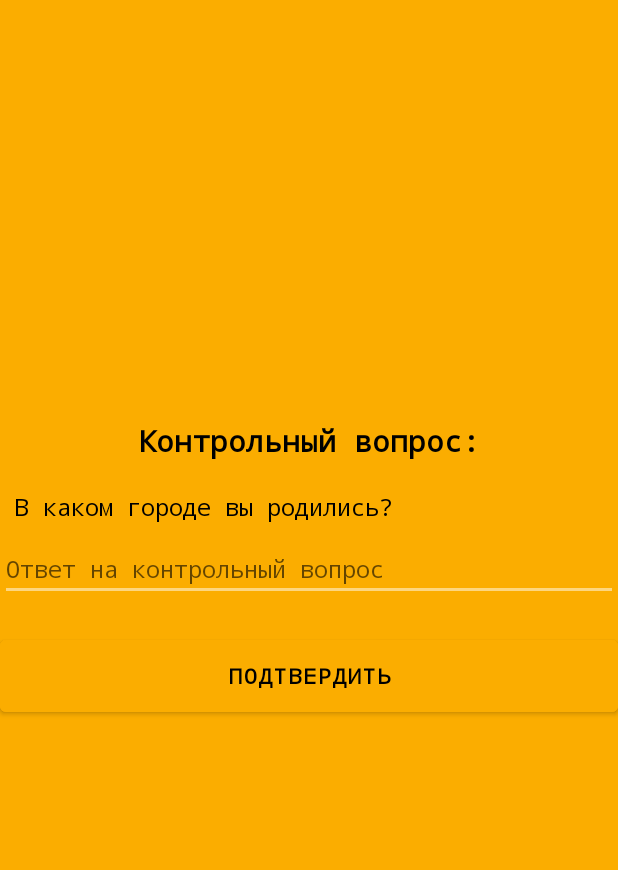
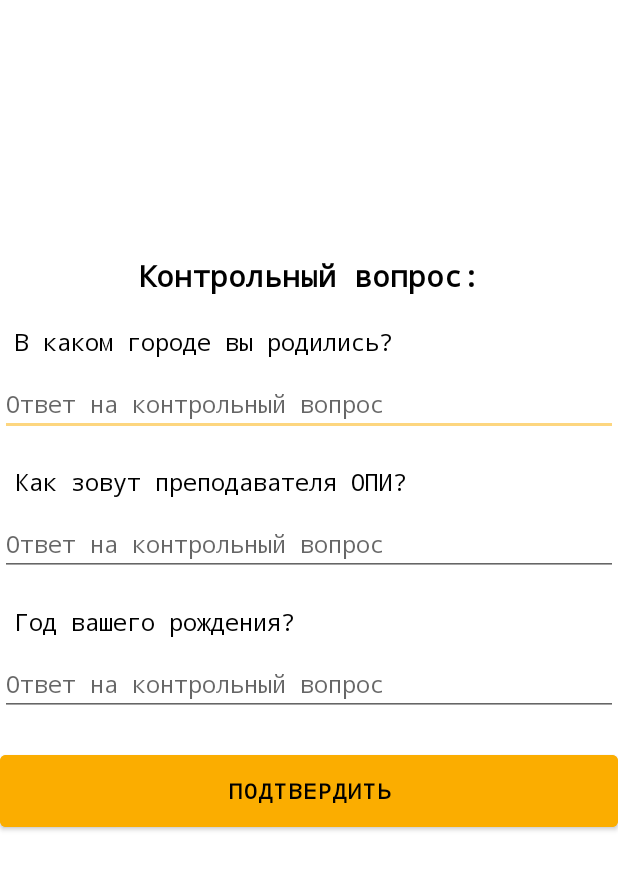
Before and after one commit to dumonten/FinancePRO, an Android app: the CheckAns screen opened directly, with no data from a screen before it, after a tap on "ПОДТВЕРДИТЬ", on a phone screen of 412 x 824 dp. Shown: the top 870 px of the screen. Run offline under Robolectric (Android 15) with nearby library versions, the phone set to English and light mode, and no system bars.

Commit message:
Changing of control questions

```diff
--- a/app/build.gradle
+++ b/app/build.gradle
@@ -5,11 +5,6 @@ plugins {
 android {
     compileSdkVersion 30
     buildToolsVersion '30.0.3'
-    testOptions {
-        unitTests {
-            includeAndroidResources = true
-        }
-    }
 
     defaultConfig {
         applicationId "com.example.anotherversion"
@@ -34,7 +29,6 @@ android {
 }
 
 dependencies {
-    testImplementation 'org.robolectric:robolectric:4.6'
     implementation 'androidx.appcompat:appcompat:1.3.1'
     implementation 'com.google.android.material:material:1.4.0'
     implementation 'androidx.constraintlayout:constraintlayout:2.1.1'
--- a/app/src/main/java/com/example/anotherversion/CheckAns.java
+++ b/app/src/main/java/com/example/anotherversion/CheckAns.java
@@ -12,36 +12,60 @@ import android.widget.TextView;
 import android.widget.Toast;
 
 public class CheckAns extends AppCompatActivity implements View.OnClickListener {
-    private TextView quest;
+    private TextView quest1,quest2,quest3;
     private Button btnNext;
-    private EditText etAns;
+    private EditText etAns1,etAns2,etAns3;
     private DbHelper db;
+    boolean ans1,ans2,ans3;
     @Override
     protected void onCreate(Bundle savedInstanceState) {
         super.onCreate(savedInstanceState);
         setContentView(R.layout.activity_check_ans);
-        quest = (TextView) findViewById(R.id.quest);
-        etAns = (EditText)findViewById(R.id.etAns);
+        ans1= false; ans2=false; ans3 = false;
+        quest1 = (TextView) findViewById(R.id.quest1);
+        quest2 = (TextView) findViewById(R.id.quest2);
+        quest3 = (TextView) findViewById(R.id.quest3);
+        etAns1 = (EditText)findViewById(R.id.etAns1);
+        etAns2 = (EditText)findViewById(R.id.etAns2);
+        etAns3 = (EditText)findViewById(R.id.etAns3);
         btnNext = (Button)findViewById(R.id.btnNext);
         db = new DbHelper(this);
         btnNext.setOnClickListener(this);
     }
 
-    private void check(){
-        String ans = etAns.getText().toString();
-        String ques = quest.getText().toString();
+    private void check1(){
+        String ans = etAns1.getText().toString();
 
-        if(db.getAnswers(ques,ans)){
-            Intent intent = new Intent(getApplicationContext(), CreatePassword.class);
-            startActivity(intent);
-            finish();
-        }else{
-            Toast.makeText(getApplicationContext(), "Ответ неверный! \nПопробуйте еще раз!",Toast.LENGTH_SHORT).show();
+        if(db.getAnswers(ans)) {
+            ans1 = true;
+        }
+    }
+    private void check2(){
+        String ans = etAns2.getText().toString();
+
+        if(db.getAnswers(ans)){
+            ans2 = true;
+        }
+    }
+    private void check3(){
+        String ans = etAns3.getText().toString();
+
+        if(db.getAnswers(ans)){
+            ans3= true;
         }
     }
 
     @Override
     public void onClick(View v) {
-        check();
+        check1();
+        check2();
+        check3();
+        if (ans1 && ans2 && ans3) {
+            Intent intent = new Intent(getApplicationContext(), CreatePassword.class);
+            startActivity(intent);
+            finish();
+        } else{
+            Toast.makeText(getApplicationContext(), "Ответ неверный! \nПопробуйте еще раз!",Toast.LENGTH_SHORT).show();
+            }
     }
 }
--- a/app/src/main/java/com/example/anotherversion/DbHelper.java
+++ b/app/src/main/java/com/example/anotherversion/DbHelper.java
@@ -5,6 +5,7 @@ import android.content.Context;
 import android.database.Cursor;
 import android.database.sqlite.SQLiteDatabase;
 import android.database.sqlite.SQLiteOpenHelper;
+import android.provider.ContactsContract;
 import android.util.Log;
 
 public class DbHelper extends SQLiteOpenHelper {
@@ -20,8 +21,6 @@ public class DbHelper extends SQLiteOpenHelper {
             + COLUMN_ID + " INTEGER PRIMARY KEY AUTOINCREMENT,"
             + COLUMN_ANS + " TEXT,"
             + COLUMN_QUES + " TEXT);";
-
-
     public DbHelper(Context context) {
         super(context, DB_NAME, null, DB_VERSION);
     }
@@ -29,6 +28,7 @@ public class DbHelper extends SQLiteOpenHelper {
     @Override
     public void onCreate(SQLiteDatabase db) {
         db.execSQL(CREATE_TABLE_ANS);
+
     }
 
     @Override
@@ -36,6 +36,7 @@ public class DbHelper extends SQLiteOpenHelper {
         db.execSQL("DROP TABLE IF EXISTS "+USER_ANS);
         onCreate(db);
     }
+
 
     public void addAnswers (String questions, String answers){
         SQLiteDatabase db = this.getWritableDatabase();
@@ -47,9 +48,8 @@ public class DbHelper extends SQLiteOpenHelper {
         Log.d (TAG, "answered questions - "+id+answers);
     }
 
-    public boolean getAnswers (String questions, String answers){
-        String selectQuery = "select * from  " + USER_ANS + " where " +
-                COLUMN_QUES + " = " + "'"+questions+"'"+" and " + COLUMN_ANS + " = " +
+    public boolean getAnswers (String answers){
+        String selectQuery = "select * from  " + USER_ANS + " where "+ COLUMN_ANS + " = " +
                 "'"+answers+"'";
         SQLiteDatabase db = this.getReadableDatabase();
         Cursor cursor = db.rawQuery(selectQuery, null);
--- a/app/src/main/res/layout/activity_check_ans.xml
+++ b/app/src/main/res/layout/activity_check_ans.xml
@@ -5,13 +5,25 @@
     xmlns:app="http://schemas.android.com/apk/res-auto"
     android:layout_width="match_parent"
     android:layout_height="match_parent"
-    android:background="@color/orange"
+    android:background="@color/white"
     tools:context=".CheckAns">
 
 
     <TextView
-        android:id="@+id/quest"
+        android:id="@+id/quest1"
+        android:layout_width="match_parent"
+        android:layout_height="wrap_content"
         android:layout_below="@id/Main"
+        android:layout_centerHorizontal="true"
+        android:layout_marginHorizontal="10dp"
+        android:layout_marginTop="20dp"
+        android:fontFamily="monospace"
+        android:text="@string/quest1"
+        android:textColor="@color/black"
+        android:textSize="15sp" />
+    <TextView
+        android:id="@+id/quest2"
+        android:layout_below="@id/etAns1"
         android:layout_marginHorizontal="10dp"
         android:textSize="15sp"
         android:layout_centerHorizontal="true"
@@ -20,12 +32,49 @@
         android:layout_width="match_parent"
         android:textColor="@color/black"
         android:layout_height="wrap_content"
-        android:text="@string/quest1" />
+        android:text="@string/quest2" />
+
+    <TextView
+        android:id="@+id/quest3"
+        android:layout_width="match_parent"
+        android:layout_height="wrap_content"
+        android:layout_below="@id/etAns2"
+        android:layout_centerHorizontal="true"
+        android:layout_marginHorizontal="10dp"
+        android:layout_marginTop="20dp"
+        android:fontFamily="monospace"
+        android:text="@string/quest3"
+        android:textColor="@color/black"
+        android:textSize="15sp" />
 
 
     <EditText
-        android:id="@+id/etAns"
-        android:layout_below="@id/quest"
+        android:id="@+id/etAns1"
+        android:layout_below="@id/quest1"
+        android:layout_width="match_parent"
+        android:layout_height="wrap_content"
+        android:layout_marginTop="10dp"
+        android:fontFamily="monospace"
+        android:layout_centerHorizontal="true"
+        android:textSize="15sp"
+        android:inputType="textPersonName"
+        android:hint="Ответ на контрольный вопрос" />
+
+    <EditText
+        android:id="@+id/etAns2"
+        android:layout_below="@id/quest2"
+        android:layout_width="match_parent"
+        android:layout_height="wrap_content"
+        android:layout_marginTop="10dp"
+        android:fontFamily="monospace"
+        android:layout_centerHorizontal="true"
+        android:textSize="15sp"
+        android:inputType="textPersonName"
+        android:hint="Ответ на контрольный вопрос" />
+
+    <EditText
+        android:id="@+id/etAns3"
+        android:layout_below="@id/quest3"
         android:layout_width="match_parent"
         android:layout_height="wrap_content"
         android:layout_marginTop="10dp"
@@ -42,7 +91,7 @@
         android:layout_height="wrap_content"
         android:layout_centerHorizontal="true"
         android:layout_marginHorizontal="10dp"
-        android:layout_marginTop="280dp"
+        android:layout_marginTop="170dp"
         android:fontFamily="monospace"
         android:text="Контрольный вопрос:"
         android:textColor="@color/black"
@@ -53,7 +102,7 @@
         android:id="@+id/btnNext"
         android:layout_width="match_parent"
         android:layout_height="60dp"
-        android:layout_below="@id/etAns"
+        android:layout_below="@id/etAns3"
         android:layout_marginTop="20dp"
         android:backgroundTint="@color/orange"
         android:fontFamily="monospace"
--- a/app/src/main/res/values/strings.xml
+++ b/app/src/main/res/values/strings.xml
@@ -2,5 +2,6 @@
     <string name="app_name">Finance PRO</string>
     <string name="quest1">В каком городе вы родились?</string>
     <string name="quest2">Как зовут преподавателя ОПИ?</string>
+    <string name="quest3">Год вашего рождения?</string>
     <string name="process">Загрузка...</string>
 </resources>
```
Also changed, not shown: app/src/main/java/com/example/anotherversion/ControlQuestions.java (+40 -9 lines), app/src/main/res/layout/activity_control_questions.xml (+57 -9 lines), app/src/main/res/layout/activity_splash.xml (+18 -7 lines), 1 other file.
